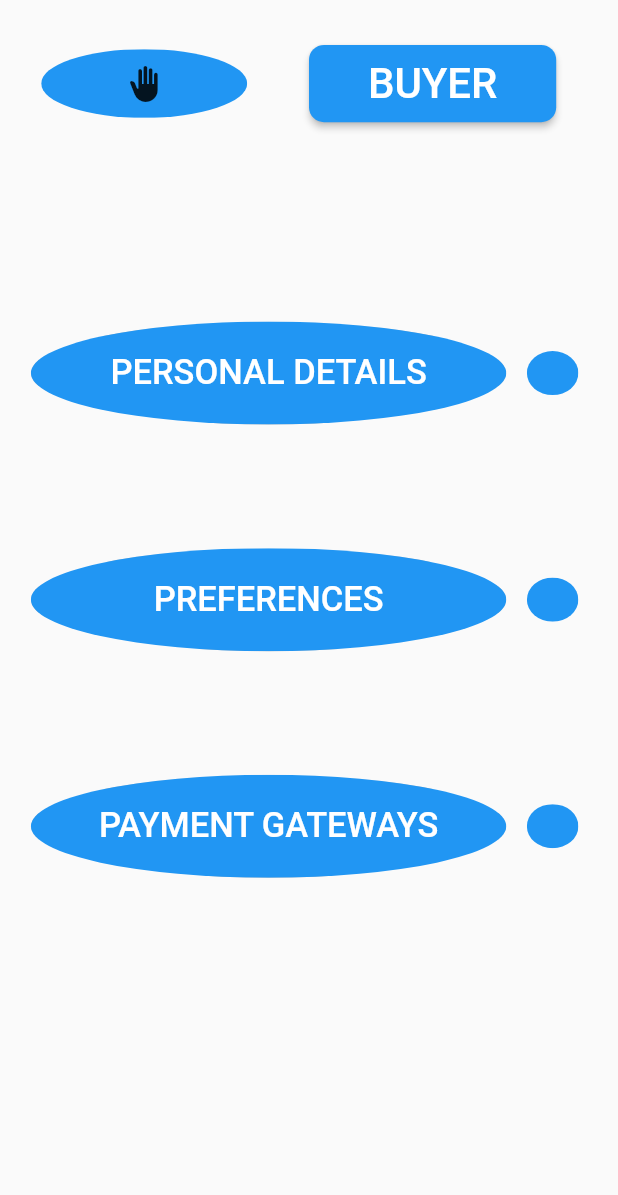
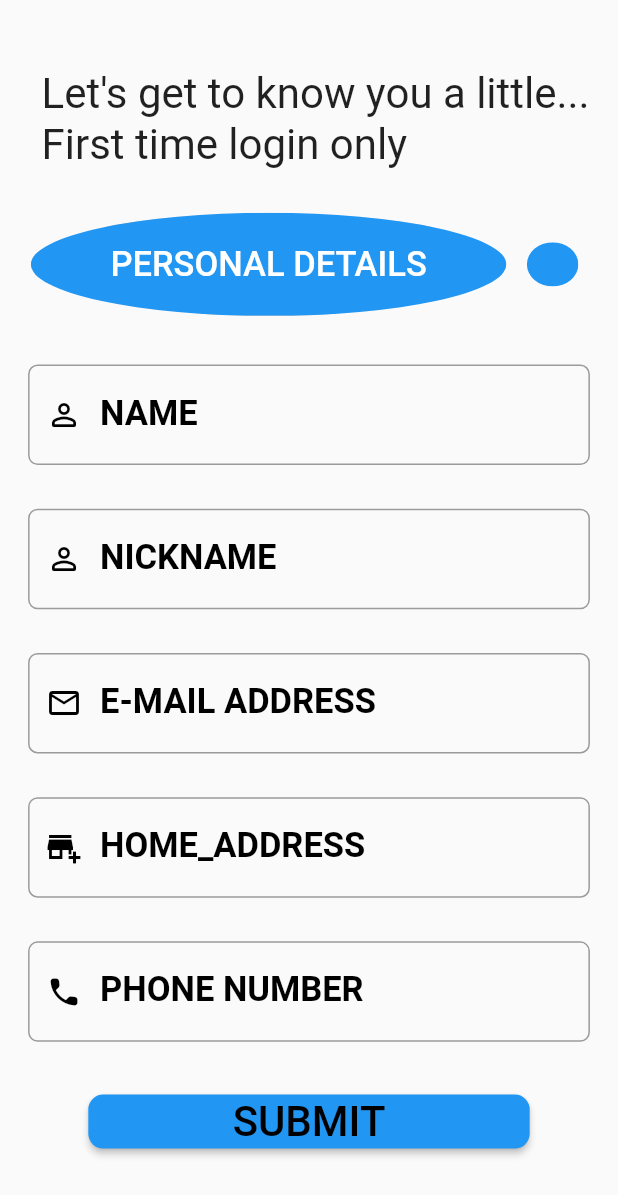
Before and after one commit to Murithidave/bizeplatform, a Flutter app: the Screen4 screen opened directly, after a tap on "PERSONAL DETAILS", on a phone screen of 412 x 824 dp. Shown: the top 1195 px of the screen. Run offline on Flutter 3.47's test engine with Material 2 defaults, Android fonts, the phone set to English and light mode, and no system bars; Roboto replaces fonts that are missing (verdana_regular).

Commit message:
working navigation

```diff
--- a/lib/Screen_3-Default/ui_Screen_3.dart
+++ b/lib/Screen_3-Default/ui_Screen_3.dart
@@ -1,3 +1,5 @@
+// ignore_for_file: library_private_types_in_public_api
+
 import 'package:bizeplatform/Screen_4-Default/ui_screen_4.dart';
 import 'package:flutter/material.dart';
 
--- a/lib/Screen_4-Default/ui_screen_4.dart
+++ b/lib/Screen_4-Default/ui_screen_4.dart
@@ -1,3 +1,6 @@
+// ignore_for_file: library_private_types_in_public_api
+
+import 'package:bizeplatform/Screen_5-Default/ui_screen_5.dart';
 import 'package:flutter/material.dart';
 
 class Screen4 extends StatefulWidget {
@@ -73,7 +76,7 @@ class _Screen4State extends State<Screen4> {
                      height: (MediaQuery.of(context).size.height/12),
                      width: (MediaQuery.of(context).size.width/1.3),
                      child:  ElevatedButton(
-                       onPressed: (){},
+                       onPressed: (){Navigator.of(context).push(MaterialPageRoute(builder: (context)=> const Screen5()));},
                        child:Text("PERSONAL DETAILS",
                          style: TextStyle(fontSize: textScaleHere*buttonDivisionFactor , color: Colors.white,),),
                      ),
--- a/lib/Screen_5-Default/ui_screen_5.dart
+++ b/lib/Screen_5-Default/ui_screen_5.dart
@@ -0,0 +1,360 @@
+// ignore_for_file: library_private_types_in_public_api
+
+import 'package:flutter/material.dart';
+
+class Screen5 extends StatefulWidget {
+
+  const Screen5({Key? key}) : super(key: key);
+
+  @override
+  _Screen5State createState() => _Screen5State();
+}
+
+class _Screen5State extends State<Screen5> {
+  TextEditingController userName = TextEditingController();
+  TextEditingController userNickname = TextEditingController();
+  TextEditingController userEmail = TextEditingController();
+  TextEditingController userHomeAddress = TextEditingController();
+  TextEditingController userTel = TextEditingController();
+
+  get nameError => null;
+
+  get nickNameError => null;
+
+  get homeAddressError => null;
+
+  get telError => null;
+
+  get emailError => null;
+  @override
+  Widget build(BuildContext context) {
+    double textScaleScreen5 = MediaQuery.textScaleFactorOf(context);
+    double buttonDivisionFactor = 23;
+    num screen5FontFactor = 28;
+    return Scaffold(
+      body: SizedBox(
+        height: double.infinity,
+        width: double.infinity,
+        child: Column(
+          children: [
+            SizedBox(
+              height: (MediaQuery.of(context).size.height/18),
+              width: double.infinity,
+            ),
+            SizedBox(
+              height: (MediaQuery.of(context).size.height/24),
+              width: double.infinity,
+              child:Text("    Let's get to know you a little...",
+                        //textAlign: TextAlign.left,
+                        style: TextStyle(fontSize: textScaleScreen5*screen5FontFactor,),),
+            ),
+            SizedBox(
+              height: (MediaQuery.of(context).size.height/24),
+              width: double.infinity,
+              child: Text("    First time login only",
+                //textAlign: TextAlign.left,
+                style: TextStyle(fontSize: textScaleScreen5*screen5FontFactor,),),
+            ),
+            SizedBox(
+              height: (MediaQuery.of(context).size.height/30),
+            ),
+            Row(
+              children: [
+                SizedBox(
+                  //height: (MediaQuery.of(context).size.height/3.3),
+                  width: (MediaQuery.of(context).size.width/20.0),
+                ),
+                ClipOval(
+                  child: SizedBox(
+                    height: (MediaQuery.of(context).size.height/12),
+                    width: (MediaQuery.of(context).size.width/1.3),
+                    child:  ElevatedButton(
+                      onPressed: (){},
+                      child:Text("PERSONAL DETAILS",
+                        style: TextStyle(fontSize: textScaleScreen5*buttonDivisionFactor , color: Colors.white,),),
+                    ),
+                  ),
+                ),
+                SizedBox(
+                  //height: (MediaQuery.of(context).size.height/3.3),
+                  width: (MediaQuery.of(context).size.width/30),
+                ),
+                ClipOval(
+                  child: Container(
+                    height: (MediaQuery.of(context).size.height/28),
+                    width: (MediaQuery.of(context).size.width/12),
+                    color: Colors.blue,
+                  ),
+                ),
+              ],
+            ),
+            SizedBox(
+              height: (MediaQuery.of(context).size.height/30),
+              width: double.infinity,
+            ),
+            Expanded(
+              child: SingleChildScrollView(
+                child: Padding(
+                    padding: const EdgeInsets.all(5),
+                    child:Column(
+                      children: [
+                        SizedBox(
+                          height: (MediaQuery.of(context).size.height/12),
+                          width: (MediaQuery.of(context).size.width/1.1),
+                          //color: Colors.blue,
+                          child: TextFormField(
+                            controller: userName,
+                            style: TextStyle(
+                              fontSize: textScaleScreen5*buttonDivisionFactor,
+                              color: Colors.black,
+                              fontWeight: FontWeight.w600,
+                            ),
+                            decoration: InputDecoration(
+                              focusColor: Colors.white,
+                              //add prefix icon
+                              prefixIcon: const Icon(
+                                Icons.person_outline_rounded,
+                                color: Colors.black,
+                              ),
+                              errorText: nameError,
+                              border: OutlineInputBorder(
+                                borderRadius: BorderRadius.circular(MediaQuery.of(context).size.height/130),
+                              ),
+                              focusedBorder: OutlineInputBorder(
+                                borderSide:
+                                const BorderSide(color: Colors.blue, width: 1.0),
+                                borderRadius: BorderRadius.circular(MediaQuery.of(context).size.height/130),
+                              ),
+                              hintText: "NAME",
+                              hintStyle: TextStyle(
+                                color: Colors.blue,
+                                fontSize: textScaleScreen5*buttonDivisionFactor,
+                                fontFamily: "verdana_regular",
+                                fontWeight: FontWeight.w400,
+                              ),
+                              labelText: 'NAME',
+                              labelStyle: TextStyle(
+                                color: Colors.black,
+                                fontSize:textScaleScreen5*buttonDivisionFactor,
+                                fontFamily: "verdana_regular",
+                                fontWeight: FontWeight.w600,
+                              ),
+                            ),
+                          ),
+                        ),
+                        SizedBox(
+                          height: (MediaQuery.of(context).size.height/30),
+                          width: double.infinity,
+                        ),
+                        SizedBox(
+                          height: (MediaQuery.of(context).size.height/12),
+                          width: (MediaQuery.of(context).size.width/1.1),
+                          //color: Colors.blue,
+                          child: TextFormField(
+                            controller: userNickname,
+                            style: TextStyle(
+                              fontSize: textScaleScreen5*buttonDivisionFactor,
+                              color: Colors.black,
+                              fontWeight: FontWeight.w600,
+                            ),
+                            decoration: InputDecoration(
+                              focusColor: Colors.white,
+                              //add prefix icon
+                              prefixIcon: const Icon(
+                                Icons.person_outline_rounded,
+                                color: Colors.black,
+                              ),
+                              errorText: nickNameError,
+                              border: OutlineInputBorder(
+                                borderRadius: BorderRadius.circular(MediaQuery.of(context).size.height/130),
+                              ),
+                              focusedBorder: OutlineInputBorder(
+                                borderSide:
+                                const BorderSide(color: Colors.blue, width: 1.0),
+                                borderRadius: BorderRadius.circular(MediaQuery.of(context).size.height/130),
+                              ),
+                              hintText: "NICKNAME",
+                              hintStyle: TextStyle(
+                                color: Colors.blue,
+                                fontSize: textScaleScreen5*buttonDivisionFactor,
+                                fontFamily: "verdana_regular",
+                                fontWeight: FontWeight.w400,
+                              ),
+                              labelText: 'NICKNAME',
+                              labelStyle: TextStyle(
+                                color: Colors.black,
+                                fontSize:textScaleScreen5*buttonDivisionFactor,
+                                fontFamily: "verdana_regular",
+                                fontWeight: FontWeight.w600,
+                              ),
+                            ),
+                          ),
+                        ),
+                        SizedBox(
+                          height: (MediaQuery.of(context).size.height/30),
+                          width: double.infinity,
+                        ),
+                        SizedBox(
+                          height: (MediaQuery.of(context).size.height/12),
+                          width: (MediaQuery.of(context).size.width/1.1),
+                          //color: Colors.blue,
+                          child: TextFormField(
+                            controller: userEmail,
+                            style: TextStyle(
+                              fontSize: textScaleScreen5*buttonDivisionFactor,
+                              color: Colors.black,
+                              fontWeight: FontWeight.w600,
+                            ),
+                            decoration: InputDecoration(
+                              focusColor: Colors.white,
+                              //add prefix icon
+                              prefixIcon: const Icon(
+                                Icons.email_outlined,
+                                color: Colors.black,
+                              ),
+                              errorText: emailError,
+                              border: OutlineInputBorder(
+                                borderRadius: BorderRadius.circular(MediaQuery.of(context).size.height/130),
+                              ),
+                              focusedBorder: OutlineInputBorder(
+                                borderSide:
+                                const BorderSide(color: Colors.blue, width: 1.0),
+                                borderRadius: BorderRadius.circular(MediaQuery.of(context).size.height/130),
+                              ),
+                              hintText: "E-MAIL ADDRESS",
+                              hintStyle: TextStyle(
+                                color: Colors.blue,
+                                fontSize: textScaleScreen5*buttonDivisionFactor,
+                                fontFamily: "verdana_regular",
+                                fontWeight: FontWeight.w400,
+                              ),
+                              labelText: 'E-MAIL ADDRESS',
+                              labelStyle: TextStyle(
+                                color: Colors.black,
+                                fontSize:textScaleScreen5*buttonDivisionFactor,
+                                fontFamily: "verdana_regular",
+                                fontWeight: FontWeight.w600,
+                              ),
+                            ),
+                          ),
+                        ),
+                        SizedBox(
+                          height: (MediaQuery.of(context).size.height/30),
+                          width: double.infinity,
+                        ),
+                        SizedBox(
+                          height: (MediaQuery.of(context).size.height/12),
+                          width: (MediaQuery.of(context).size.width/1.1),
+                          //color: Colors.blue,
+                          child: TextFormField(
+                            controller: userHomeAddress,
+                            style: TextStyle(
+                              fontSize: textScaleScreen5*buttonDivisionFactor,
+                              color: Colors.black,
+                              fontWeight: FontWeight.w600,
+                            ),
+                            decoration: InputDecoration(
+                              focusColor: Colors.white,
+                              //add prefix icon
+                              prefixIcon: const Icon(
+                                Icons.add_business,
+                                color: Colors.black,
+                              ),
+                              errorText: homeAddressError,
+                              border: OutlineInputBorder(
+                                borderRadius: BorderRadius.circular(MediaQuery.of(context).size.height/130),
+                              ),
+                              focusedBorder: OutlineInputBorder(
+                                borderSide:
+                                const BorderSide(color: Colors.blue, width: 1.0),
+                                borderRadius: BorderRadius.circular(MediaQuery.of(context).size.height/130),
+                              ),
+                              hintText: "HOME_ADDRESS",
+                              hintStyle: TextStyle(
+                                color: Colors.blue,
+                                fontSize: textScaleScreen5*buttonDivisionFactor,
+                                fontFamily: "verdana_regular",
+                                fontWeight: FontWeight.w400,
+                              ),
+                              labelText: 'HOME_ADDRESS',
+                              labelStyle: TextStyle(
+                                color: Colors.black,
+                                fontSize:textScaleScreen5*buttonDivisionFactor,
+                                fontFamily: "verdana_regular",
+                                fontWeight: FontWeight.w600,
+                              ),
+                            ),
+                          ),
+                        ),
+                        SizedBox(
+                          height: (MediaQuery.of(context).size.height/30),
+                          width: double.infinity,
+                        ),
+                        SizedBox(
+                          height: (MediaQuery.of(context).size.height/12),
+                          width: (MediaQuery.of(context).size.width/1.1),
+                          //color: Colors.blue,
+                          child: TextFormField(
+                            controller: userTel,
+                            style: TextStyle(
+                              fontSize: textScaleScreen5*buttonDivisionFactor,
+                              color: Colors.black,
+                              fontWeight: FontWeight.w600,
+                            ),
+                            decoration: InputDecoration(
+                              focusColor: Colors.white,
+                              //add prefix icon
+                              prefixIcon: const Icon(
+                                Icons.phone_rounded,
+                                color: Colors.black,
+                              ),
+                              errorText: telError,
+                              border: OutlineInputBorder(
+                                borderRadius: BorderRadius.circular(MediaQuery.of(context).size.height/130),
+                              ),
+                              focusedBorder: OutlineInputBorder(
+                                borderSide:
+                                const BorderSide(color: Colors.blue, width: 1.0),
+                                borderRadius: BorderRadius.circular(MediaQuery.of(context).size.height/130),
+                              ),
+                              hintText: "PHONE NO.",
+                              hintStyle: TextStyle(
+                                color: Colors.blue,
+                                fontSize: textScaleScreen5*buttonDivisionFactor,
+                                fontFamily: "verdana_regular",
+                                fontWeight: FontWeight.w400,
+                              ),
+                              labelText: 'PHONE NUMBER',
+                              labelStyle: TextStyle(
+                                color: Colors.black,
+                                fontSize:textScaleScreen5*buttonDivisionFactor,
+                                fontFamily: "verdana_regular",
+                                fontWeight: FontWeight.w600,
+                              ),
+                            ),
+                          ),
+                        ),
+                        SizedBox(
+                          height: (MediaQuery.of(context).size.height/30),
+                          width: double.infinity,
+                        ),
+                        SizedBox(
+                          //height: (MediaQuery.of(context).size.height/12),
+                          width: (MediaQuery.of(context).size.width/1.4),
+                          child: ElevatedButton(
+                            style: ElevatedButton.styleFrom(shape: RoundedRectangleBorder(borderRadius: BorderRadius.circular(10.0),),),
+                            onPressed: (){},
+                            child: Text('SUBMIT',style: TextStyle(fontSize: textScaleScreen5*screen5FontFactor , color: Colors.black,),),
+                          ),
+                        ),
+                      ],
+                    ),
+                ),
+              ),
+            ),
+          ],
+        ),
+      ),
+    );
+  }
+}
```
Also changed, not shown: lib/Screen_6-Default/ui_screen_6.dart (added), lib/Screen_7-Default/ui_screen_7.dart (added), lib/Screen_8-Default/ui_screen_8.dart (added), lib/Screen_9-Default/ui_screen_9.dart (added).
